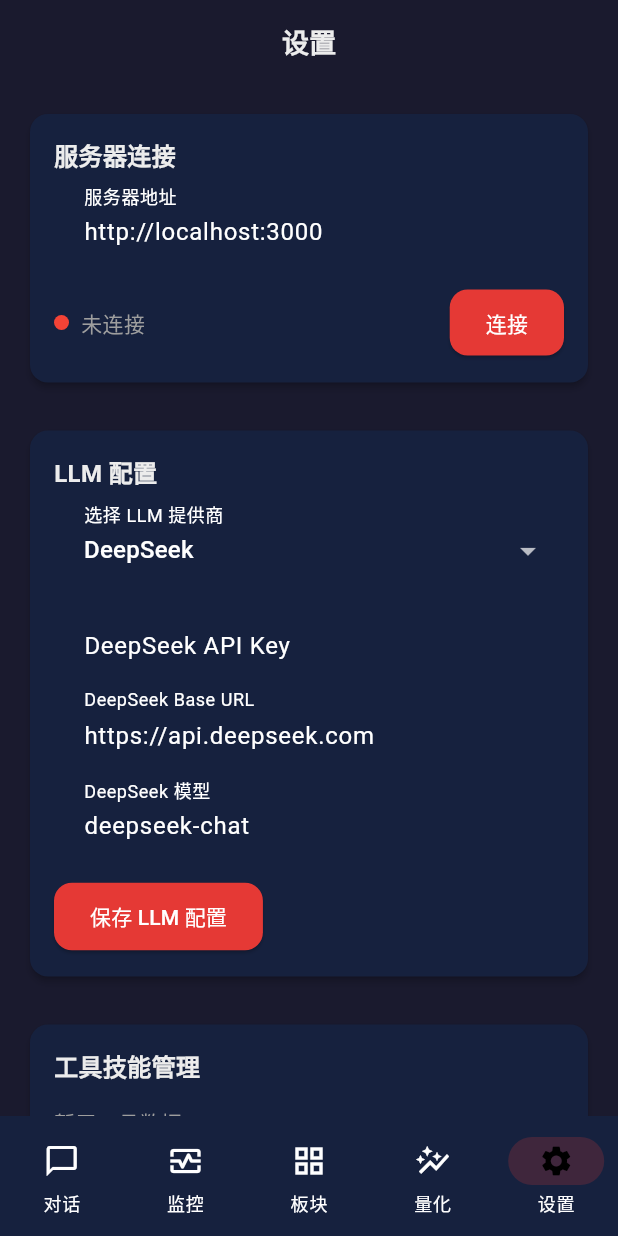
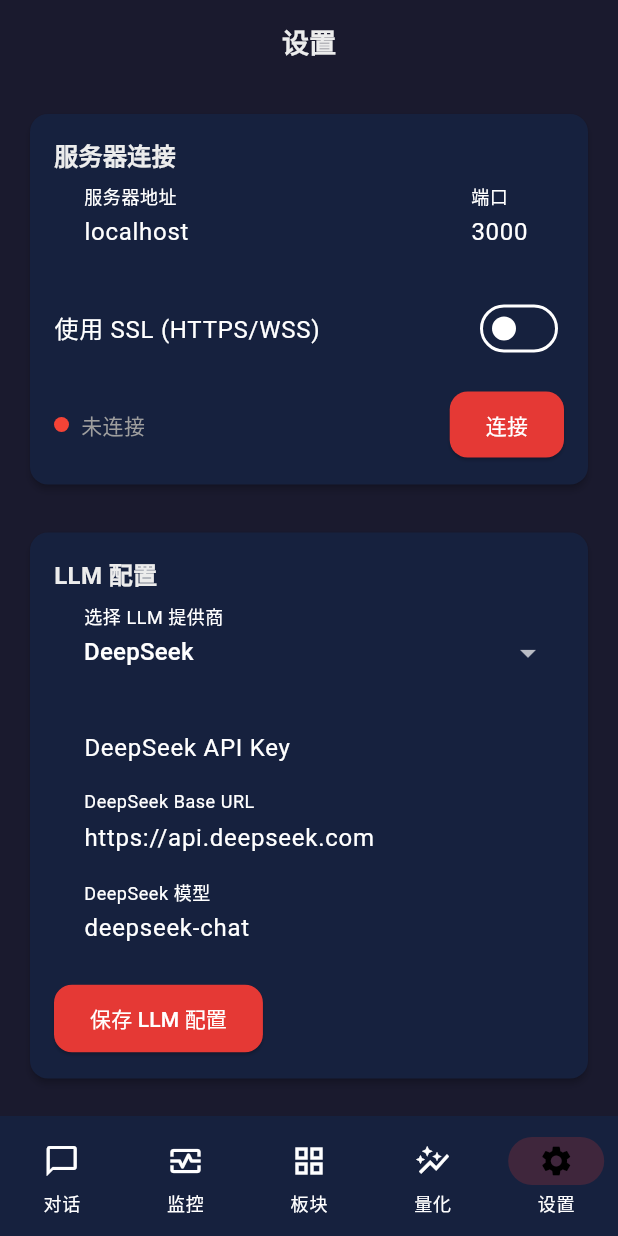
Before and after one commit to ivanzwb/StockAgent2, a Flutter app: the screen it shows after launch, item 5 of the bottom bar chosen, after a tap on "连接", on a phone screen of 412 x 824 dp. Run offline on Flutter 3.47's test engine with Material 3 defaults, Android fonts, the phone set to English and light mode, and no system bars; our stand-ins replace flutter_markdown; network calls fail.

Commit message:
添加frps功能

```diff
--- a/frontend/lib/pages/settings/settings_page.dart
+++ b/frontend/lib/pages/settings/settings_page.dart
@@ -13,22 +13,27 @@
 }
 
 class _SettingsPageState extends State<SettingsPage> {
-  final _serverUrlController = TextEditingController(text: 'http://localhost:3000');
+  final _serverHostController = TextEditingController(text: 'localhost');
+  final _serverPortController = TextEditingController(text: '3000');
+  bool _useSsl = false;
   String _selectedProvider = 'deepseek';
 
   // DeepSeek
   final _dsApiKeyController = TextEditingController();
-  final _dsBaseUrlController = TextEditingController(text: 'https://api.deepseek.com');
+  final _dsBaseUrlController =
+      TextEditingController(text: 'https://api.deepseek.com');
   final _dsModelController = TextEditingController(text: 'deepseek-chat');
 
   // OpenAI
   final _oaiApiKeyController = TextEditingController();
-  final _oaiBaseUrlController = TextEditingController(text: 'https://api.openai.com/v1');
+  final _oaiBaseUrlController =
+      TextEditingController(text: 'https://api.openai.com/v1');
   final _oaiModelController = TextEditingController(text: 'gpt-4o');
 
   // Custom
   final _customApiKeyController = TextEditingController();
-  final _customBaseUrlController = TextEditingController(text: 'http://localhost:11434/v1');
+  final _customBaseUrlController =
+      TextEditingController(text: 'http://localhost:11434/v1');
   final _customModelController = TextEditingController(text: 'qwen2.5');
 
   @override
@@ -50,7 +55,8 @@
         _dsModelController.text = state.llmConfig!.deepseek['model'] ?? '';
         _oaiBaseUrlController.text = state.llmConfig!.openai['baseUrl'] ?? '';
         _oaiModelController.text = state.llmConfig!.openai['model'] ?? '';
-        _customBaseUrlController.text = state.llmConfig!.custom['baseUrl'] ?? '';
+        _customBaseUrlController.text =
+            state.llmConfig!.custom['baseUrl'] ?? '';
         _customModelController.text = state.llmConfig!.custom['model'] ?? '';
       });
     }
@@ -86,7 +92,8 @@
 
   @override
   void dispose() {
-    _serverUrlController.dispose();
+    _serverHostController.dispose();
+    _serverPortController.dispose();
     _dsApiKeyController.dispose();
     _dsBaseUrlController.dispose();
     _dsModelController.dispose();
@@ -110,12 +117,38 @@
         children: [
 // 服务器连接
           _buildSection('服务器连接', [
-            TextField(
-              controller: _serverUrlController,
+            Row(
+              children: [
+                Expanded(
+                  flex: 3,
+                  child: TextField(
+                    controller: _serverHostController,
                     decoration: const InputDecoration(
                       labelText: '服务器地址',
-                hintText: 'http://localhost:3000',
+                      hintText: 'frp.freefrp.net',
                     ),
+                  ),
+                ),
+                const SizedBox(width: 12),
+                Expanded(
+                  flex: 1,
+                  child: TextField(
+                    controller: _serverPortController,
+                    decoration: const InputDecoration(
+                      labelText: '端口',
+                      hintText: '3000',
+                    ),
+                    keyboardType: TextInputType.number,
+                  ),
+                ),
+              ],
+            ),
+            const SizedBox(height: 12),
+            SwitchListTile(
+              title: const Text('使用 SSL (HTTPS/WSS)'),
+              value: _useSsl,
+              onChanged: (v) => setState(() => _useSsl = v),
+              contentPadding: EdgeInsets.zero,
             ),
             const SizedBox(height: 12),
             Row(
@@ -129,7 +162,8 @@
                           height: 10,
                           decoration: BoxDecoration(
                             shape: BoxShape.circle,
-                            color: state.isConnected ? Colors.green : Colors.red,
+                            color:
+                                state.isConnected ? Colors.green : Colors.red,
                           ),
                         ),
                         const SizedBox(width: 8),
@@ -144,9 +178,11 @@
                 const Spacer(),
                 ElevatedButton(
                   onPressed: () {
-                    final url = _serverUrlController.text.trim();
-                    final wsUrl = url.replaceFirst('http', 'ws') + '/ws';
-                    context.read<AppState>().updateServerUrl(url, wsUrl);
+                    final host = _serverHostController.text.trim();
+                    final port = _serverPortController.text.trim();
+                    final useSsl = _useSsl;
+                    context.read<AppState>().updateServerUrl(
+                        host, int.tryParse(port) ?? 80, useSsl);
                   },
                   child: const Text('连接'),
                 ),
@@ -168,19 +204,28 @@
               ],
               onChanged: (v) => setState(() => _selectedProvider = v!),
             ),
-
             const SizedBox(height: 16),
-
-            if (_selectedProvider == 'deepseek') ..._buildProviderFields(
-              _dsApiKeyController, _dsBaseUrlController, _dsModelController, 'DeepSeek',
+            if (_selectedProvider == 'deepseek')
+              ..._buildProviderFields(
+                _dsApiKeyController,
+                _dsBaseUrlController,
+                _dsModelController,
+                'DeepSeek',
               ),
-            if (_selectedProvider == 'openai') ..._buildProviderFields(
-              _oaiApiKeyController, _oaiBaseUrlController, _oaiModelController, 'OpenAI',
+            if (_selectedProvider == 'openai')
+              ..._buildProviderFields(
+                _oaiApiKeyController,
+                _oaiBaseUrlController,
+                _oaiModelController,
+                'OpenAI',
               ),
-            if (_selectedProvider == 'custom') ..._buildProviderFields(
-              _customApiKeyController, _customBaseUrlController, _customModelController, '自定义',
+            if (_selectedProvider == 'custom')
+              ..._buildProviderFields(
+                _customApiKeyController,
+                _customBaseUrlController,
+                _customModelController,
+                '自定义',
               ),
-
             const SizedBox(height: 12),
             ElevatedButton(
               onPressed: _saveConfig,
@@ -195,7 +240,8 @@
             Consumer<AppState>(
               builder: (context, state, _) {
                 if (state.tools.isEmpty) {
-                  return Text('暂无工具数据', style: TextStyle(color: AppTheme.textSecondary));
+                  return Text('暂无工具数据',
+                      style: TextStyle(color: AppTheme.textSecondary));
                 }
 
                 return Column(
@@ -203,13 +249,15 @@
                     return SwitchListTile(
                       title: Text(tool.name),
                       subtitle: Text(tool.description,
-                          style: TextStyle(fontSize: 12, color: AppTheme.textSecondary)),
+                          style: TextStyle(
+                              fontSize: 12, color: AppTheme.textSecondary)),
                       value: tool.enabled,
                       onChanged: (v) {
                         context.read<AppState>().toggleTool(tool.id, v);
                       },
                       secondary: Chip(
-                        label: Text(tool.category, style: TextStyle(fontSize: 10)),
+                        label:
+                            Text(tool.category, style: TextStyle(fontSize: 10)),
                         padding: EdgeInsets.zero,
                         materialTapTargetSize: MaterialTapTargetSize.shrinkWrap,
                       ),
--- a/frontend/lib/providers/app_state.dart
+++ b/frontend/lib/providers/app_state.dart
@@ -97,7 +97,11 @@
     notifyListeners();
   }
 
-  void updateServerUrl(String httpUrl, String wsUrl) {
+  void updateServerUrl(String host, int port, bool useSsl) {
+    final protocol = useSsl ? 'https' : 'http';
+    final wsProtocol = useSsl ? 'wss' : 'ws';
+    final httpUrl = '$protocol://$host:$port';
+    final wsUrl = '$wsProtocol://$host:$port/ws';
     api.updateBaseUrl(httpUrl);
     ws.updateUrl(wsUrl);
     ws.disconnect();
```
Also changed, not shown: 14 other files. Lines whose indentation alone changed are shown as unchanged.
